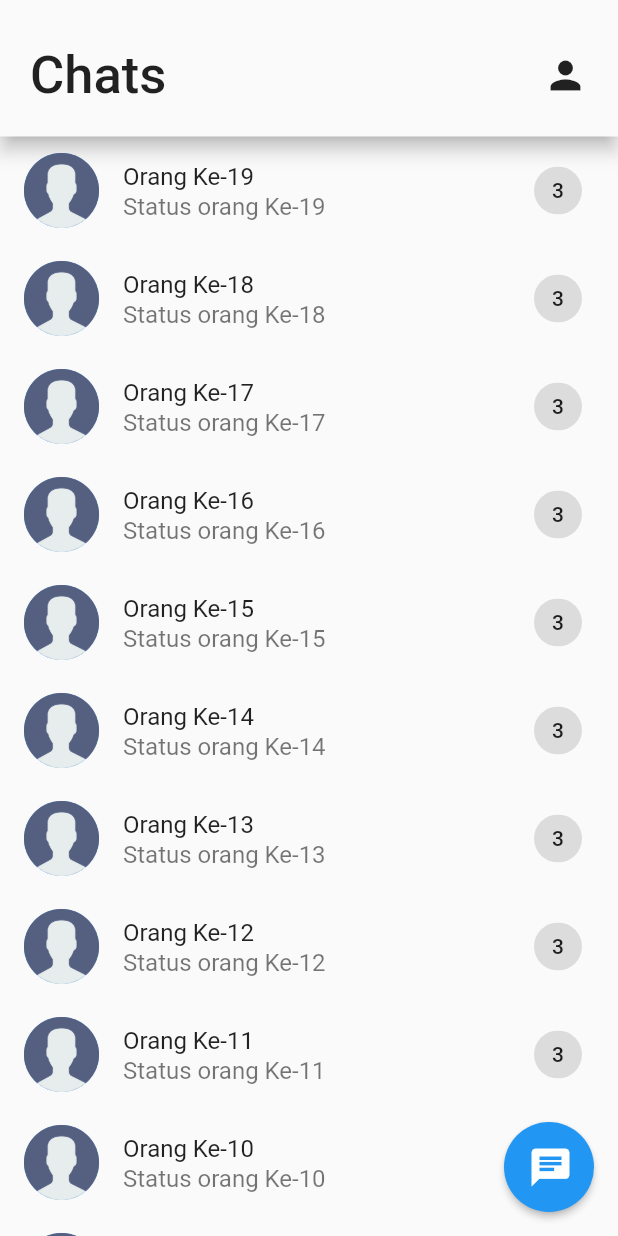
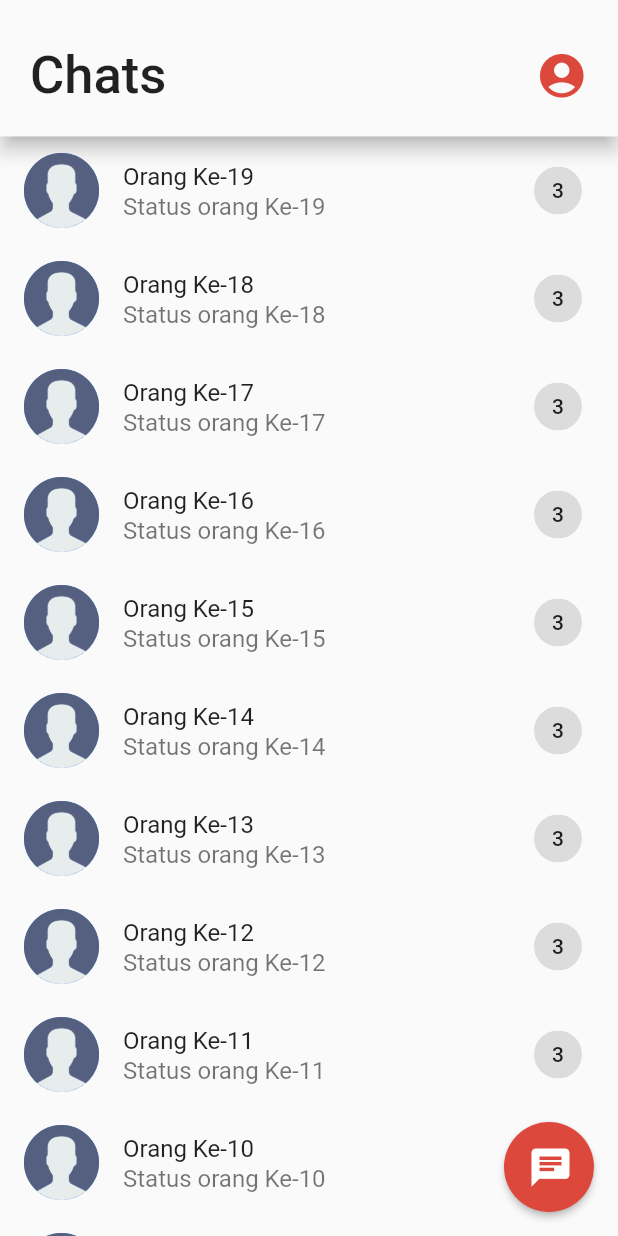
Before and after one commit to IJlnflhbrzDev/fallchat, a Flutter app: the screen it shows after launch, on a phone screen of 412 x 824 dp. Run offline on Flutter 3.47's test engine with Material 2 defaults, Android fonts, the light colour scheme and no system bars; our stand-ins replace firebase_core, get, introduction_screen, lottie; accounts and stored records are empty.

Commit message:
+[UPDATE] CHANGE COLOR ICON USER PROFILE AND CHANGE SIZE && CHANGE COLOR FLOATING BUTTON

```diff
--- a/lib/app/modules/home/views/home_view.dart
+++ b/lib/app/modules/home/views/home_view.dart
@@ -34,6 +34,8 @@ class HomeView extends GetView<HomeController> {
             child: Icon(Icons.chat, size: 30),
             onPressed: () {},
             style: ButtonStyle(
+              backgroundColor:
+                  MaterialStateProperty.all<Color>(Color(0XFFDC493C)),
               shape: MaterialStateProperty.all<RoundedRectangleBorder>(
                 RoundedRectangleBorder(
                   borderRadius: BorderRadius.circular(1000.0),
@@ -58,7 +60,8 @@ class HomeView extends GetView<HomeController> {
                     ),
                     InkWell(
                       onTap: () {},
-                      child: Icon(Icons.person, size: 30.0),
+                      child: Icon(Icons.account_circle,
+                          size: 35.0, color: Color(0XFFDC493C)),
                     ),
                   ],
                 ),
```
